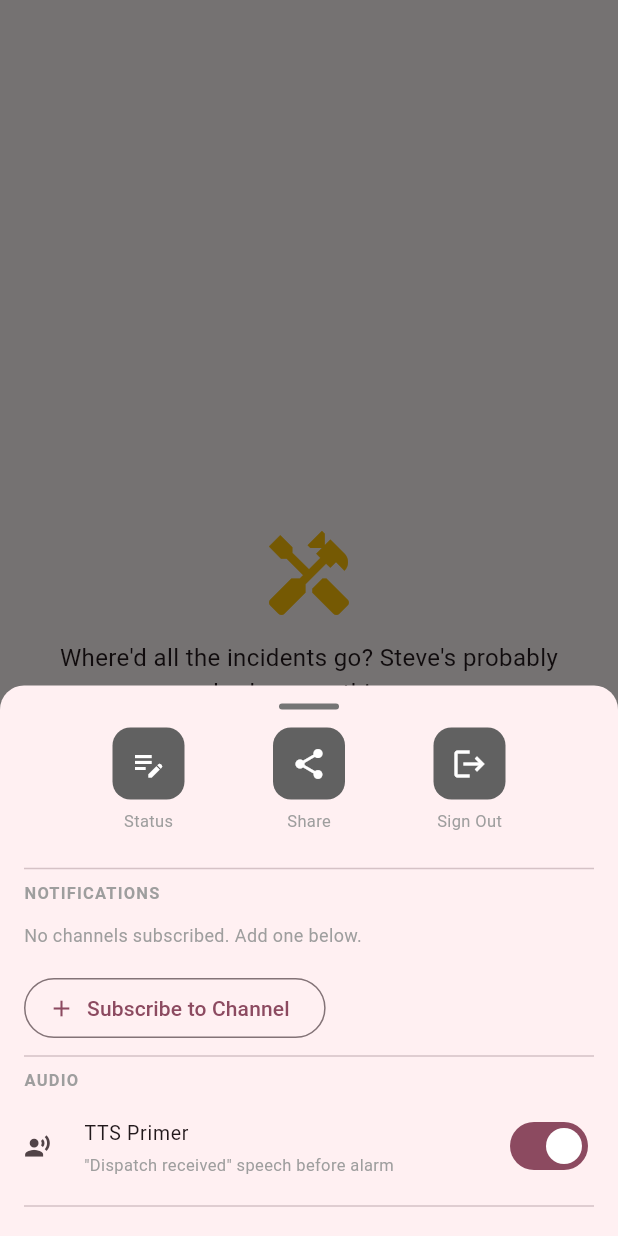
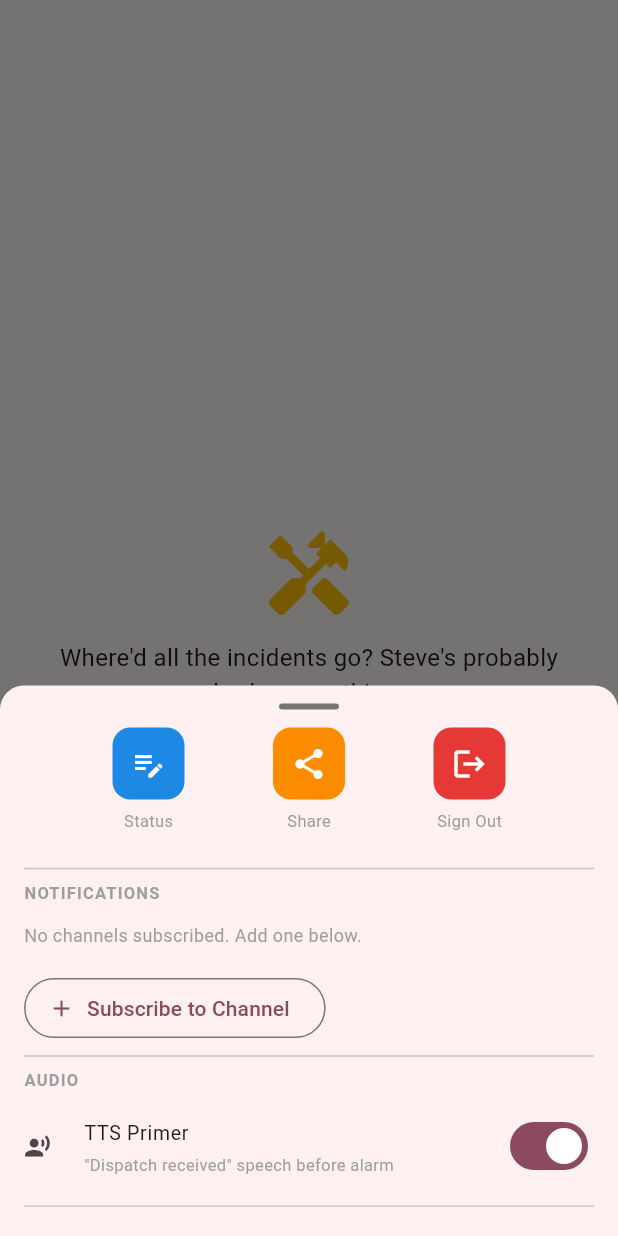
Before and after one commit to BlackHawk185/tone, a Flutter app: the screen it shows once a user with an empty profile is signed in, after a tap on the "settings" icon, on a phone screen of 412 x 824 dp. Run offline on Flutter 3.47's test engine with Material 3 defaults, Android fonts, the phone set to English and light mode, and no system bars; our stand-ins replace cloud_firestore, firebase_auth, firebase_core, firebase_messaging, flutter_local_notifications, geolocator and 4 more; missing offline and left inert: dart:html, dart:js_interop; accounts and stored records are empty.

Commit message:
UI: Improve settings menu - red close button, smaller switches, better spacing

```diff
--- a/app/lib/widgets/settings_menu.dart
+++ b/app/lib/widgets/settings_menu.dart
@@ -393,16 +393,19 @@ class _SettingsSheetState extends State<_SettingsSheet> {
                 _buildTopActionButton(
                   icon: Icons.edit_note,
                   label: 'Status',
+                  color: Colors.blue.shade600,
                   onTap: () => _showSetStatusDialog(context),
                 ),
                 _buildTopActionButton(
                   icon: Icons.share,
                   label: 'Share',
+                  color: Colors.orange.shade600,
                   onTap: () => _showShareDialog(context),
                 ),
                 _buildTopActionButton(
                   icon: Icons.logout,
                   label: 'Sign Out',
+                  color: Colors.red.shade600,
                   onTap: () async {
                     Navigator.pop(context);
                     await AuthService.signOut();
@@ -456,7 +459,7 @@ class _SettingsSheetState extends State<_SettingsSheet> {
                           ),
                           GestureDetector(
                             onTap: () => _removeChannel(code),
-                            child: const Icon(Icons.close, size: 16, color: Colors.grey),
+                            child: Icon(Icons.close, size: 20, color: Colors.red.shade600),
                           ),
                         ],
                       ),
@@ -476,6 +479,7 @@ class _SettingsSheetState extends State<_SettingsSheet> {
                       return SwitchListTile(
                         dense: true,
                         contentPadding: EdgeInsets.zero,
+                        materialTapTargetSize: MaterialTapTargetSize.shrinkWrap,
                         secondary: Icon(ch.value.icon, size: 18),
                         title: Text(ch.value.label, style: const TextStyle(fontSize: 13)),
                         value: _subscriptions[topicKey] ?? false,
@@ -502,6 +506,7 @@ class _SettingsSheetState extends State<_SettingsSheet> {
             SwitchListTile(
               dense: true,
               contentPadding: EdgeInsets.zero,
+              materialTapTargetSize: MaterialTapTargetSize.shrinkWrap,
               secondary: const Icon(Icons.record_voice_over, size: 18),
               title: const Text('TTS Primer', style: TextStyle(fontSize: 13)),
               subtitle: const Text(
@@ -562,6 +567,7 @@ class _SettingsSheetState extends State<_SettingsSheet> {
   Widget _buildTopActionButton({
     required IconData icon,
     required String label,
+    required Color color,
     required VoidCallback onTap,
   }) {
     return GestureDetector(
@@ -573,7 +579,7 @@ class _SettingsSheetState extends State<_SettingsSheet> {
             width: 48,
             height: 48,
             decoration: BoxDecoration(
-              color: Colors.grey.shade700,
+              color: color,
               borderRadius: BorderRadius.circular(12),
             ),
             child: Icon(icon, color: Colors.white, size: 24),
```
Also changed, not shown: app/pubspec.lock.
